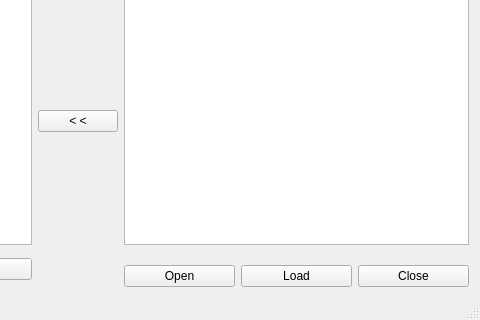
Old version of the form access_control_client/mainwindow.ui in the repository jlliteres/edib; both pictures show x 325 to 805 and y 198 to 518 of the 805 by 518 pixel window.
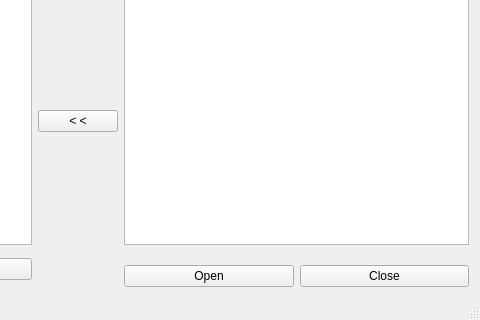
New version of the form.

Diff of the .ui file:
```diff
--- a/access_control_client/mainwindow.ui
+++ b/access_control_client/mainwindow.ui
@@ -104,13 +104,6 @@
         </property>
        </widget>
       </item>
-      <item>
-       <widget class="QPushButton" name="btnSend">
-        <property name="text">
-         <string>Load</string>
-        </property>
-       </widget>
-      </item>
       <item>
        <widget class="QPushButton" name="btnClose">
         <property name="text">
```
